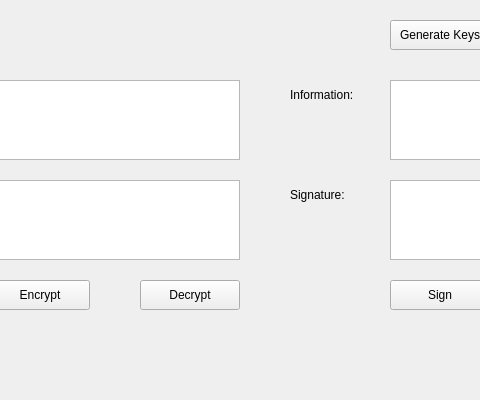
The window that week3/ui/rsa_cipher.ui (ttan73132/THBMTTNC_S3_1999) describes before a commit, drawn with Qt 5; both pictures show x 160 to 640 and y 0 to 400 of the 800 by 400 pixel window.
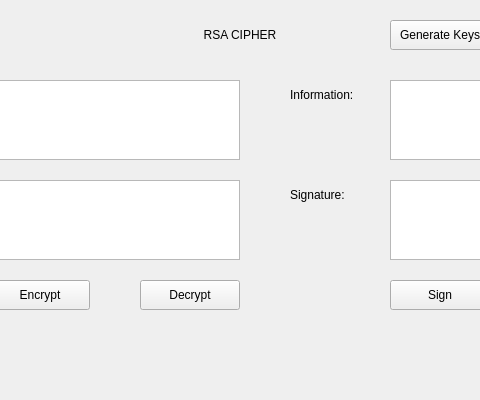
The same window after the commit.

Commit message: [add] week3 ui ecc

```diff
--- a/week3/ui/rsa_cipher.ui
+++ b/week3/ui/rsa_cipher.ui
@@ -24,7 +24,7 @@
      </rect>
     </property>
     <property name="text">
-     <string><b>RSA CIPHER</b></string>
+    <string>RSA CIPHER</string>
     </property>
     <property name="alignment">
      <set>Qt::AlignCenter</set>
```
The commit also changes 4 other files.
